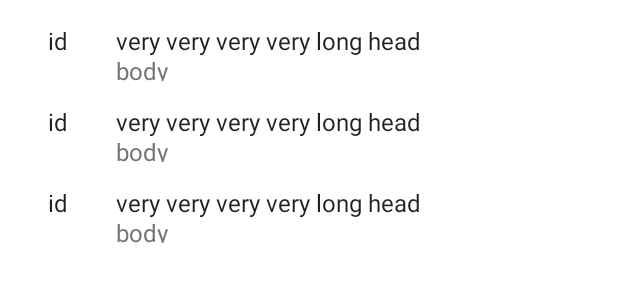
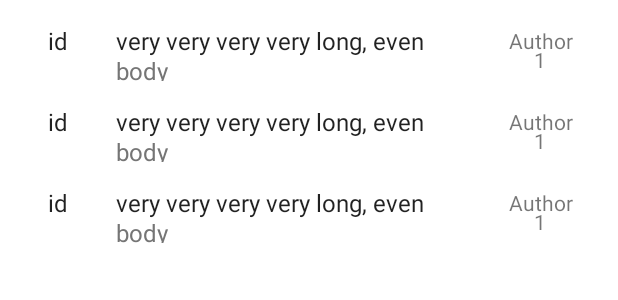
Before and after one commit to RobiFox/JSONPlaceholdeRApp, an Android app: the layout fragment_post_list.xml on its own in the app's theme, with its tools: preview values and no code run, on a phone screen of 412 x 824 dp. Shown: the top 300 px of the screen. Run offline under Robolectric (Android 15) with nearby library versions, the phone set to English and light mode, and no system bars; network calls fail.

Commit message:
added author to posts list

```diff
--- a/app/src/main/res/layout/fragment_post.xml
+++ b/app/src/main/res/layout/fragment_post.xml
@@ -1,7 +1,8 @@
 <?xml version="1.0" encoding="utf-8"?>
 <LinearLayout xmlns:android="http://schemas.android.com/apk/res/android"
-    android:layout_width="wrap_content"
+    android:layout_width="match_parent"
     android:layout_height="wrap_content"
+    android:gravity="end"
     android:orientation="horizontal">
 
     <TextView
@@ -13,8 +14,9 @@
         android:textAppearance="?attr/textAppearanceListItem" />
 
     <LinearLayout
-        android:layout_width="wrap_content"
+        android:layout_width="match_parent"
         android:layout_height="match_parent"
+        android:layout_weight="1"
         android:orientation="vertical">
 
         <TextView
@@ -22,7 +24,7 @@
             android:layout_width="wrap_content"
             android:layout_height="wrap_content"
             android:layout_margin="@dimen/text_margin"
-            android:text="very very very very long head"
+            android:text="very very very very long, even longer head to test overflow"
             android:textAppearance="?attr/textAppearanceListItem" />
 
         <TextView
@@ -34,6 +36,38 @@
             android:text="body"
             android:textAppearance="?attr/textAppearanceListItem"
             android:textColor="#757575" />
+
     </LinearLayout>
 
+    <FrameLayout
+        android:layout_width="72dp"
+        android:layout_height="match_parent">
+
+        <LinearLayout
+            android:layout_width="match_parent"
+            android:layout_height="match_parent"
+            android:orientation="vertical">
+
+            <TextView
+                android:id="@+id/textView"
+                android:layout_width="match_parent"
+                android:layout_height="match_parent"
+                android:layout_gravity="center"
+                android:gravity="center"
+                android:text="@string/author"
+                android:textAlignment="center" />
+
+            <TextView
+                android:id="@+id/author_id"
+                android:layout_width="match_parent"
+                android:layout_height="wrap_content"
+                android:layout_marginTop="-24dp"
+                android:gravity="center"
+                android:text="1"
+                android:textAlignment="center" />
+
+        </LinearLayout>
+
+    </FrameLayout>
+
 </LinearLayout>
--- a/app/src/main/res/values/strings.xml
+++ b/app/src/main/res/values/strings.xml
@@ -6,6 +6,7 @@
     <string name="second_fragment_label">Second Fragment</string>
     <string name="posts">Posts</string>
     <string name="previous">Previous</string>
+    <string name="author">Author</string>
 
     <string name="hello_first_fragment">Hello first fragment</string>
     <string name="hello_second_fragment">Hello second fragment. Arg: %1$s</string>
```
